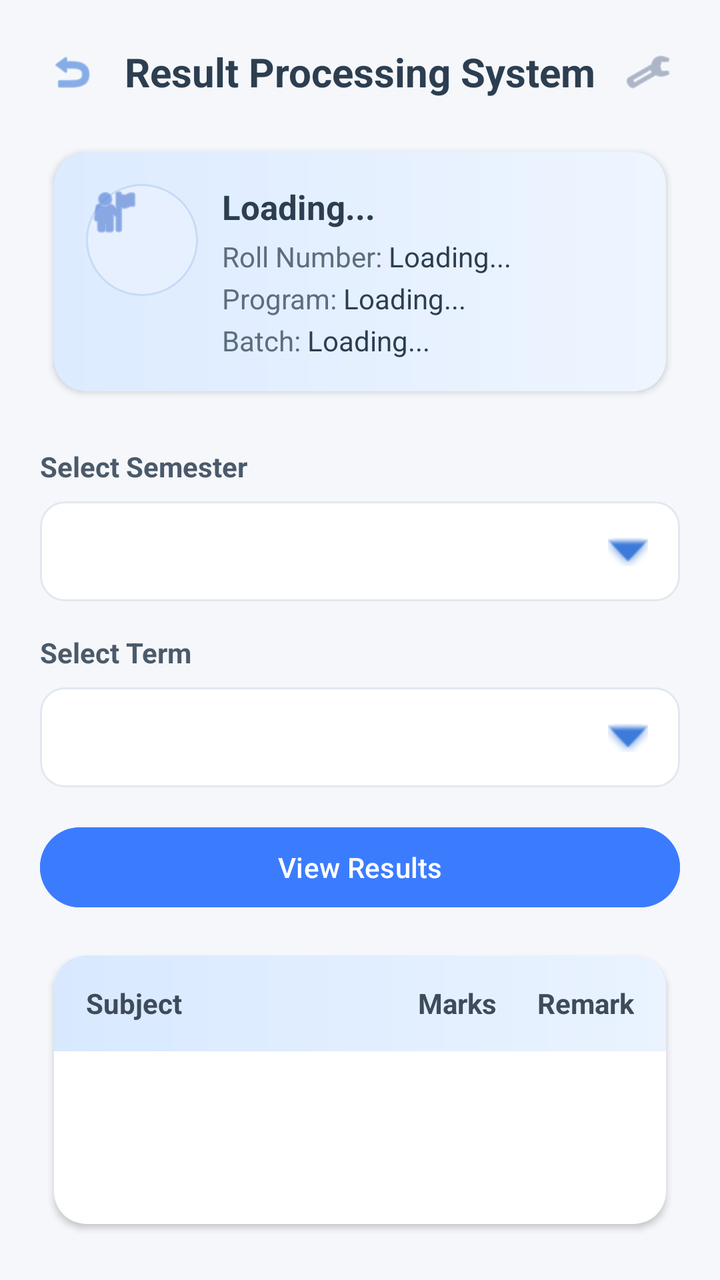
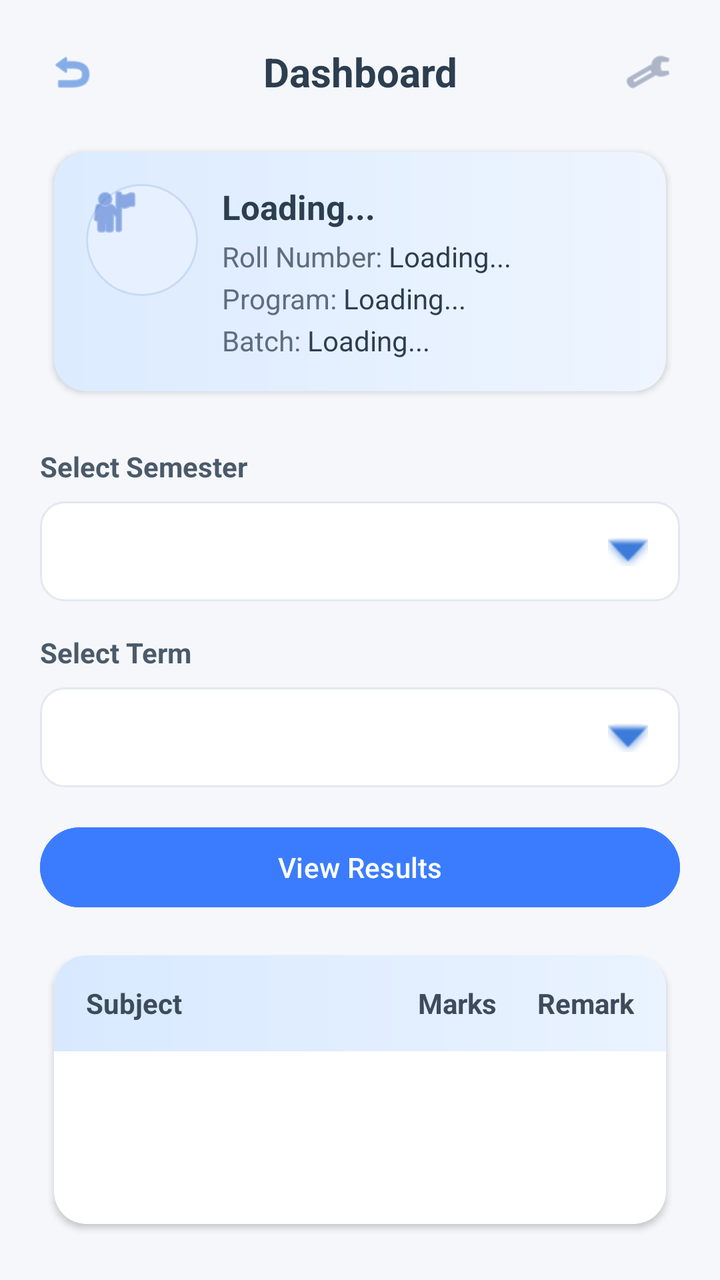

Two renders of the same Android screen: before a commit and after it. Below are the layout's source before the change and the commit's diff.
<!-- AndroidManifest.xml: application theme Theme.RPSP -->
<!-- res/layout/activity_dashboard.xml -->
<?xml version="1.0" encoding="utf-8"?>
<LinearLayout xmlns:android="http://schemas.android.com/apk/res/android"
    xmlns:tools="http://schemas.android.com/tools"
    xmlns:app="http://schemas.android.com/apk/res-auto"
    android:layout_width="match_parent"
    android:layout_height="match_parent"
    android:orientation="vertical"
    android:padding="20dp"
    android:background="#F5F7FB"
    tools:context=".activities.DashboardActivity">

    
    <LinearLayout
        android:layout_width="match_parent"
        android:layout_height="wrap_content"
        android:orientation="horizontal"
        android:gravity="center_vertical"
        android:layout_marginBottom="16dp">

        <ImageView
            android:layout_width="32dp"
            android:layout_height="32dp"
            android:padding="4dp"
            android:contentDescription="Back"
            android:src="@android:drawable/ic_menu_revert"
            android:tint="#3C7BD9" />

        <TextView
            android:layout_width="0dp"
            android:layout_height="wrap_content"
            android:layout_weight="1"
            android:text="Result Processing System"
            android:textSize="20sp"
            android:textStyle="bold"
            android:textColor="#2C3E50"
            android:gravity="center" />

        <ImageView
            android:layout_width="32dp"
            android:layout_height="32dp"
            android:padding="4dp"
            android:contentDescription="Settings"
            android:src="@android:drawable/ic_menu_manage"
            android:tint="#7C8AA5" />
    </LinearLayout>

    
    <androidx.cardview.widget.CardView
        android:layout_width="match_parent"
        android:layout_height="wrap_content"
        app:cardBackgroundColor="@android:color/transparent"
        app:cardCornerRadius="16dp"
        app:cardElevation="2dp"
        app:cardUseCompatPadding="true"
        android:layout_marginBottom="20dp">

        <LinearLayout
            android:layout_width="match_parent"
            android:layout_height="wrap_content"
            android:orientation="horizontal"
            android:padding="16dp"
            android:background="@drawable/bg_profile_card">

            <FrameLayout
                android:layout_width="56dp"
                android:layout_height="56dp"
                android:background="@drawable/bg_avatar_circle"
                android:layout_marginEnd="12dp"
                android:gravity="center">

                <ImageView
                    android:layout_width="28dp"
                    android:layout_height="28dp"
                    android:src="@android:drawable/ic_menu_myplaces"
                    android:tint="#4A78D0"
                    android:contentDescription="Profile" />
            </FrameLayout>

            <LinearLayout
                android:layout_width="0dp"
                android:layout_height="wrap_content"
                android:layout_weight="1"
                android:orientation="vertical">

                <TextView
                    android:id="@+id/tvStudentName"
                    android:layout_width="wrap_content"
                    android:layout_height="wrap_content"
                    android:text="Loading..."
                    android:textColor="#2C3E50"
                    android:textSize="17sp"
                    android:textStyle="bold"
                    android:layout_marginBottom="4dp" />

                <LinearLayout
                    android:layout_width="match_parent"
                    android:layout_height="wrap_content"
                    android:orientation="horizontal"
                    android:layout_marginBottom="2dp">

                    <TextView
                        android:layout_width="wrap_content"
                        android:layout_height="wrap_content"
                        android:text="Roll Number: "
                        android:textColor="#5D6D7E" />

                    <TextView
                        android:id="@+id/tvRollNumber"
                        android:layout_width="wrap_content"
                        android:layout_height="wrap_content"
                        android:text="Loading..."
                        android:textColor="#2C3E50" />
                </LinearLayout>

                <LinearLayout
                    android:layout_width="match_parent"
                    android:layout_height="wrap_content"
                    android:orientation="horizontal"
                    android:layout_marginBottom="2dp">

                    <TextView
                        android:layout_width="wrap_content"
                        android:layout_height="wrap_content"
                        android:text="Program: "
                        android:textColor="#5D6D7E" />

                    <TextView
                        android:id="@+id/tvProgram"
                        android:layout_width="wrap_content"
                        android:layout_height="wrap_content"
                        android:text="Loading..."
                        android:textColor="#2C3E50" />
                </LinearLayout>

                <LinearLayout
                    android:layout_width="match_parent"
                    android:layout_height="wrap_content"
                    android:orientation="horizontal">

                    <TextView
                        android:layout_width="wrap_content"
                        android:layout_height="wrap_content"
                        android:text="Batch: "
                        android:textColor="#5D6D7E" />

                    <TextView
                        android:id="@+id/tvBatch"
                        android:layout_width="wrap_content"
                        android:layout_height="wrap_content"
                        android:text="Loading..."
                        android:textColor="#2C3E50" />
                </LinearLayout>
            </LinearLayout>
        </LinearLayout>
    </androidx.cardview.widget.CardView>

    
    <TextView
        android:layout_width="wrap_content"
        android:layout_height="wrap_content"
        android:text="Select Semester"
        android:textStyle="bold"
        android:textColor="#4B5A6A"
        android:layout_marginBottom="8dp" />

    <FrameLayout
        android:layout_width="match_parent"
        android:layout_height="50dp"
        android:background="@drawable/bg_input"
        android:layout_marginBottom="16dp">

        <Spinner
            android:id="@+id/spinnerSemester"
            android:layout_width="match_parent"
            android:layout_height="match_parent"
            android:background="@android:color/transparent"
            android:paddingStart="16dp"
            android:paddingEnd="44dp" />

        <ImageView
            android:layout_width="20dp"
            android:layout_height="20dp"
            android:layout_gravity="center_vertical|end"
            android:layout_marginEnd="16dp"
            android:contentDescription="Select semester"
            android:src="@android:drawable/arrow_down_float"
            android:tint="#3C7BD9" />
    </FrameLayout>

    
    <TextView
        android:layout_width="wrap_content"
        android:layout_height="wrap_content"
        android:text="Select Term"
        android:textStyle="bold"
        android:textColor="#4B5A6A"
        android:layout_marginBottom="8dp" />

    <FrameLayout
        android:layout_width="match_parent"
        android:layout_height="50dp"
        android:background="@drawable/bg_input"
        android:layout_marginBottom="16dp">

        <Spinner
            android:id="@+id/spinnerTerm"
            android:layout_width="match_parent"
            android:layout_height="match_parent"
            android:background="@android:color/transparent"
            android:paddingStart="16dp"
            android:paddingEnd="44dp" />

        <ImageView
            android:layout_width="20dp"
            android:layout_height="20dp"
            android:layout_gravity="center_vertical|end"
            android:layout_marginEnd="16dp"
            android:contentDescription="Select term"
            android:src="@android:drawable/arrow_down_float"
            android:tint="#3C7BD9" />
    </FrameLayout>

    <Button
        android:id="@+id/btnViewResults"
        android:layout_width="match_parent"
        android:layout_height="48dp"
        android:text="View Results"
        android:backgroundTint="#3B7CFF"
        android:textColor="#FFFFFF"
        android:layout_marginBottom="12dp" />

    <ProgressBar
        android:id="@+id/progressBar"
        android:layout_width="wrap_content"
        android:layout_height="wrap_content"
        android:layout_gravity="center"
        android:visibility="gone"
        android:layout_marginBottom="8dp" />

    
    <androidx.cardview.widget.CardView
        android:layout_width="match_parent"
        android:layout_height="0dp"
        android:layout_weight="1"
        app:cardBackgroundColor="@android:color/white"
        app:cardCornerRadius="16dp"
        app:cardElevation="2dp"
        app:cardUseCompatPadding="true">

        <LinearLayout
            android:layout_width="match_parent"
            android:layout_height="match_parent"
            android:orientation="vertical">

            <LinearLayout
                android:layout_width="match_parent"
                android:layout_height="48dp"
                android:orientation="horizontal"
                android:gravity="center_vertical"
                android:paddingStart="16dp"
                android:paddingEnd="16dp"
                android:weightSum="4"
                android:background="@drawable/bg_table_header">

                <TextView
                    android:layout_width="0dp"
                    android:layout_height="wrap_content"
                    android:layout_weight="2"
                    android:text="Subject"
                    android:textStyle="bold"
                    android:textColor="#3E4B5B" />

                <TextView
                    android:layout_width="0dp"
                    android:layout_height="wrap_content"
                    android:layout_weight="1"
                    android:text="Marks"
                    android:gravity="end"
                    android:textStyle="bold"
                    android:textColor="#3E4B5B" />

                <TextView
                    android:layout_width="0dp"
                    android:layout_height="wrap_content"
                    android:layout_weight="1"
                    android:text="Remark"
                    android:gravity="end"
                    android:textStyle="bold"
                    android:textColor="#3E4B5B" />
            </LinearLayout>

            <androidx.recyclerview.widget.RecyclerView
                android:id="@+id/rvMarks"
                android:layout_width="match_parent"
                android:layout_height="0dp"
                android:layout_weight="1"
                android:paddingBottom="4dp" />

            <LinearLayout
                android:id="@+id/layoutSummary"
                android:layout_width="match_parent"
                android:layout_height="44dp"
                android:orientation="horizontal"
                android:gravity="center_vertical"
                android:paddingStart="16dp"
                android:paddingEnd="16dp"
                android:background="@drawable/bg_summary"
                android:visibility="gone">

                <TextView
                    android:layout_width="0dp"
                    android:layout_height="wrap_content"
                    android:layout_weight="1"
                    android:text="Total Percentage"
                    android:textColor="#5D6D7E"
                    android:textStyle="bold" />

                <TextView
                    android:id="@+id/tvTotalPercentage"
                    android:layout_width="wrap_content"
                    android:layout_height="wrap_content"
                    android:text="--"
                    android:textColor="#2C3E50"
                    android:textStyle="bold" />
            </LinearLayout>
        </LinearLayout>
    </androidx.cardview.widget.CardView>

</LinearLayout>
<!-- resources referenced by this layout -->
<resources>
  <!-- drawable bg_avatar_circle (drawable) -->
  <?xml version="1.0" encoding="utf-8"?>
  <shape xmlns:android="http://schemas.android.com/apk/res/android"
      android:shape="oval">
      <solid android:color="#E7F0FF" />
      <stroke
          android:width="1dp"
          android:color="#C7DBF7" />
  </shape>
  <!-- drawable bg_input (drawable) -->
  <?xml version="1.0" encoding="utf-8"?>
  <shape xmlns:android="http://schemas.android.com/apk/res/android"
      android:shape="rectangle">
      <solid android:color="#FFFFFF" />
      <stroke
          android:width="1dp"
          android:color="#E3E8F0" />
      <corners android:radius="12dp" />
  </shape>
  <!-- drawable bg_profile_card (drawable) -->
  <?xml version="1.0" encoding="utf-8"?>
  <shape xmlns:android="http://schemas.android.com/apk/res/android"
      android:shape="rectangle">
      <gradient
          android:startColor="#DCEBFF"
          android:endColor="#EEF5FF"
          android:angle="0" />
      <corners android:radius="16dp" />
  </shape>
  <!-- drawable bg_summary (drawable) -->
  <?xml version="1.0" encoding="utf-8"?>
  <shape xmlns:android="http://schemas.android.com/apk/res/android"
      android:shape="rectangle">
      <solid android:color="#F5F8FD" />
      <corners
          android:topLeftRadius="0dp"
          android:topRightRadius="0dp"
          android:bottomLeftRadius="16dp"
          android:bottomRightRadius="16dp" />
  </shape>
  <!-- drawable bg_table_header (drawable) -->
  <?xml version="1.0" encoding="utf-8"?>
  <shape xmlns:android="http://schemas.android.com/apk/res/android"
      android:shape="rectangle">
      <gradient
          android:startColor="#D8E9FF"
          android:endColor="#EAF3FF"
          android:angle="0" />
      <corners
          android:topLeftRadius="16dp"
          android:topRightRadius="16dp"
          android:bottomLeftRadius="0dp"
          android:bottomRightRadius="0dp" />
  </shape>
  <style name="Theme.RPSP" parent="Base.Theme.RPSP" />
  <style name="Base.Theme.RPSP" parent="Theme.Material3.DayNight.NoActionBar">
          
          
      </style>
</resources>

<!-- the commit's change to res/layout/activity_dashboard.xml (unified diff, before → after) -->
@@ -29,7 +29,7 @@
             android:layout_width="0dp"
             android:layout_height="wrap_content"
             android:layout_weight="1"
-            android:text="Result Processing System"
+            android:text="Dashboard"
             android:textSize="20sp"
             android:textStyle="bold"
             android:textColor="#2C3E50"
